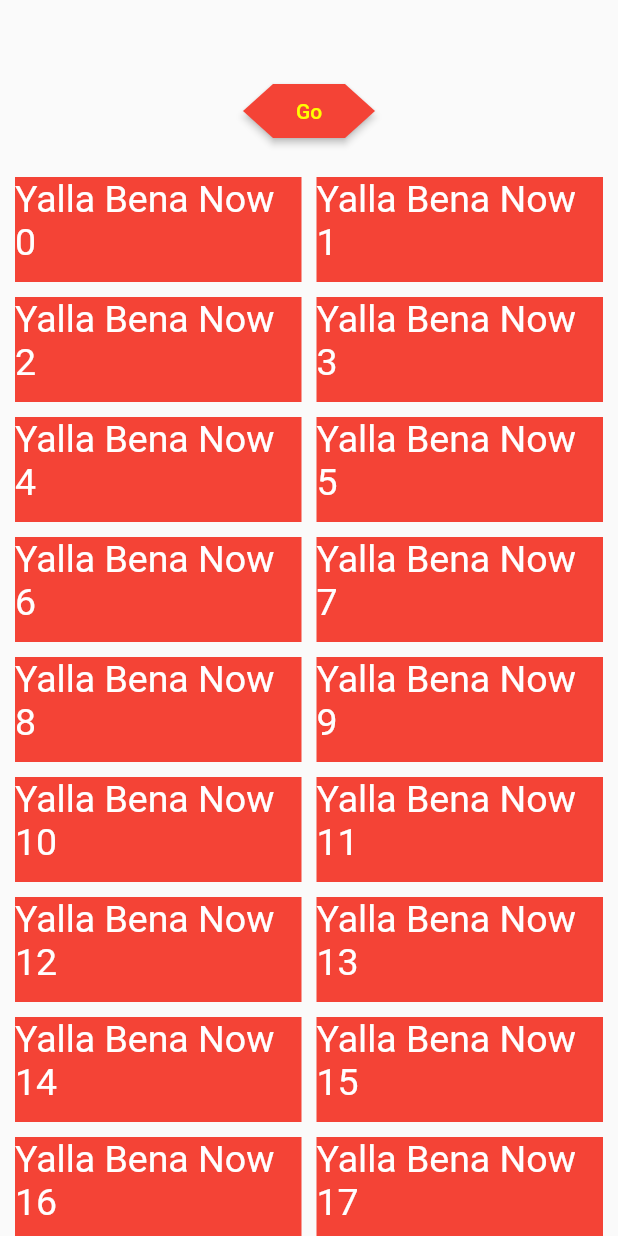
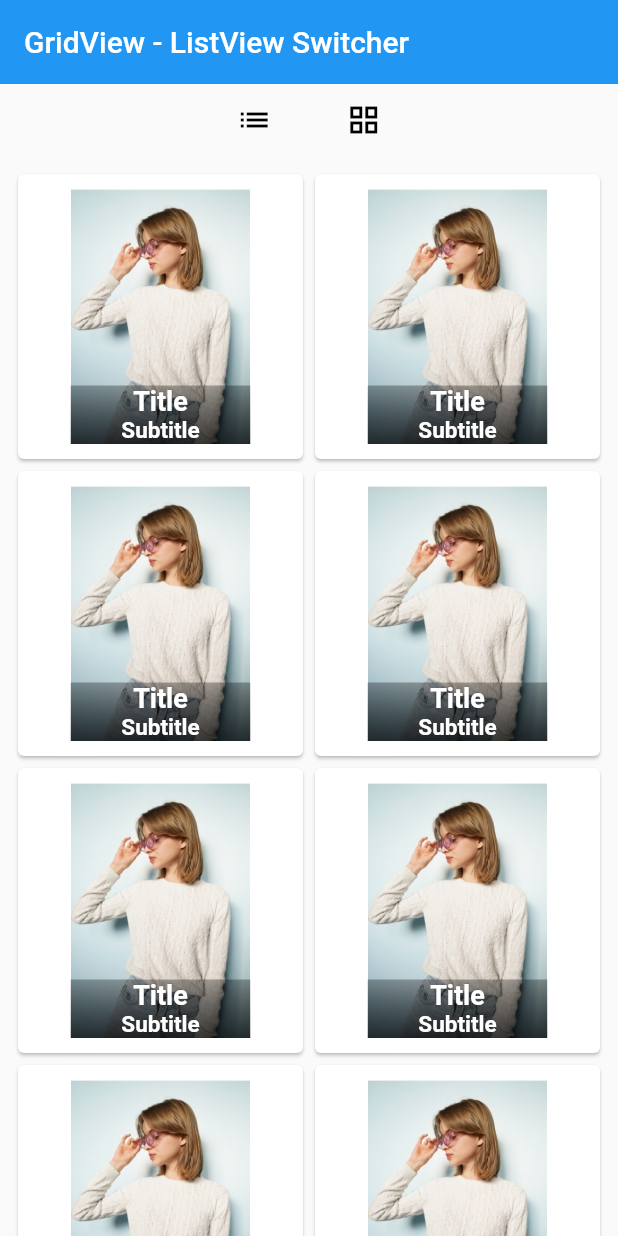
Before and after one commit to 14mohamedahmed/Animated-list-to-grid-view, a Flutter app: the screen it shows after launch, on a phone screen of 412 x 824 dp. Run offline on Flutter 3.47's test engine with Material 2 defaults, Android fonts, the phone set to English and light mode, and no system bars.

Commit message:
Enhance Animation Coding & Finished

```diff
--- a/lib/main.dart
+++ b/lib/main.dart
@@ -1,7 +1,4 @@
-import 'package:animated_switch_grid_list/home/home.dart';
 import 'package:flutter/material.dart';
-import 'package:flutter/rendering.dart';
-import 'package:flutter/scheduler.dart';
 
 void main() {
   runApp(const MyApp());
@@ -9,184 +6,180 @@ void main() {
 
 class MyApp extends StatelessWidget {
   const MyApp({Key? key}) : super(key: key);
+  static int view = 1;
 
-  // This widget is the root of your application.
   @override
   Widget build(BuildContext context) {
     return MaterialApp(
-      title: 'Flutter Demo',
+      title: 'Switch Animation',
       theme: ThemeData(
-        // This is the theme of your application.
-        //
-        // Try running your application with "flutter run". You'll see the
-        // application has a blue toolbar. Then, without quitting the app, try
-        // changing the primarySwatch below to Colors.green and then invoke
-        // "hot reload" (press "r" in the console where you ran "flutter run",
-        // or simply save your changes to "hot reload" in a Flutter IDE).
-        // Notice that the counter didn't reset back to zero; the application
-        // is not restarted.
         primarySwatch: Colors.blue,
+        brightness: Brightness.light,
       ),
-      home: Option1(context: context),
+      debugShowCheckedModeBanner: false,
+      home: const MyHomePage(),
     );
   }
 }
 
-class Option1 extends StatefulWidget {
-  final BuildContext context;
+class MyHomePage extends StatefulWidget {
+  const MyHomePage({Key? key}) : super(key: key);
 
-  const Option1({super.key, required this.context});
   @override
-  _Option1State createState() => _Option1State();
+  State<MyHomePage> createState() => _MyHomePageState();
 }
 
-class _Option1State extends State<Option1> with TickerProviderStateMixin {
-  Animation<double>? animationAfterIndex1YAxis;
-  Animation<double>? animationAfterindex1XAxis;
-  Animation<double>? animationIndexEventYAxis;
-  Animation<double>? animationTextPostitionLeftSideXAxis;
-  Animation<double>? animationTextPostitionRightSideYAxis;
-  Animation<Color?>? animateTextColor;
-  AnimationController? animationController;
-  final int multiplyIn = 2;
-  Size? screenSize;
-  bool isList = false;
-  bool isScreenLoaded = false;
-  _myFunction(context) {
-    screenSize = MediaQuery.of(context).size;
-    isScreenLoaded = false;
-    animationController = AnimationController(
-      vsync: this,
-      duration: Duration(seconds: 3),
-    );
-    animationAfterIndex1YAxis = Tween<double>(begin: 0, end: 80).animate(
-        // y=210
-        CurvedAnimation(
-            parent: animationController!, curve: Curves.easeInOutCubic))
-      ..addListener(() {
-        setState(() {});
-      });
-    animationAfterindex1XAxis =
-        Tween<double>(begin: 0, end: -screenSize!.width / 2 + 6).animate(
-            // x = -207
-            CurvedAnimation(
-                parent: animationController!, curve: Curves.easeInOutCubic))
-          ..addListener(() {
-            setState(() {});
-          });
-
-    animationIndexEventYAxis = Tween<double>(begin: 0, end: 80).animate(
-        // y = 210
-        CurvedAnimation(
-            parent: animationController!, curve: Curves.easeInOutCubic))
-      ..addListener(() {
-        setState(() {});
-      });
-    animationTextPostitionLeftSideXAxis = Tween<double>(
-            begin: 0, end: screenSize!.width / 21) // left to right by 210
-        .animate(CurvedAnimation(
-            parent: animationController!, curve: Curves.easeInOutCubic))
-      ..addListener(() {
-        setState(() {});
-      });
-
-    animationTextPostitionRightSideYAxis = Tween<double>(
-            begin: 0, end: screenSize!.height * 80) //top to bottom by 210
-        .animate(CurvedAnimation(
-            parent: animationController!, curve: Curves.easeInOutCubic))
-      ..addListener(() {
-        setState(() {});
-      });
-    animateTextColor = ColorTween(begin: Colors.white, end: Colors.black)
-        .animate(CurvedAnimation(
-            parent: animationController!, curve: Curves.easeInOutCubic));
-    setState(() {
-      isScreenLoaded = true;
-    });
-  }
-
-  @override
-  void initState() {
-    // TODO: implement initState
-    super.initState();
-    WidgetsBinding.instance.addPostFrameCallback((_) => _myFunction(context));
-  }
+class _MyHomePageState extends State<MyHomePage> {
 
   @override
   Widget build(BuildContext context) {
     return Scaffold(
+      appBar: AppBar(
+        title: const Text('GridView - ListView Switcher'),
+        elevation: 0.0,
+      ),
       body: Column(
         children: [
-          SizedBox(
-            height: 50.0,
-          ),
-          Align(
-            child: RaisedButton(
+          Row(
+            mainAxisAlignment: MainAxisAlignment.center,
+            children: [
+              IconButton(
                 onPressed: () {
-                isList = !isList;
-                setState(() {});
-                if (!animationController!.isCompleted)
-                  animationController!.forward();
-                else
-                  animationController!.reverse();
+                  MyApp.view = 2;
+                  Navigator.of(context)
+                      .pushReplacement(_createRoute(const MyHomePage()));
                 },
-              child: Text('Go'),
-              color: Colors.red,
-              textColor: Colors.yellowAccent,
-              shape: BeveledRectangleBorder(
-                  borderRadius: BorderRadius.all(Radius.circular(20))),
+                icon: const Icon(
+                  Icons.list,
+                  color: Colors.black,
                 ),
               ),
-          isScreenLoaded == false
-              ? Container()
-              : Expanded(
-                  child: GridView.builder(
-                    padding: const EdgeInsets.symmetric(
-                        horizontal: 10.0, vertical: 20.0),
-                    shrinkWrap: true,
-                    gridDelegate: SliverGridDelegateWithFixedCrossAxisCount(
-                      crossAxisCount: animationController!.isCompleted ? 1 : 2,
-                      crossAxisSpacing: 10,
-                      mainAxisSpacing: 10.0,
-                      mainAxisExtent: 70,
-                    ),
-                    itemCount: 20,
-                    itemBuilder: (context, index) => Transform.translate(
-                      offset: animationController!.isCompleted
-                          ? const Offset(0, 0)
-                          : index != 0
-                              ? index.isOdd
-                                  ? index > 1
-                                      ? Offset(
-                                          animationAfterindex1XAxis!.value,
-                                          animationAfterIndex1YAxis!.value *
-                                              (index - 1) ) // every
-                                      : Offset(animationAfterindex1XAxis!.value,
-                                          animationAfterIndex1YAxis!.value)
-                                  : index > 2
-                                      ? Offset(
-                                          0,
-                                          animationIndexEventYAxis!.value *
-                                              (index / 2))
-                                      : Offset(
-                                          0, animationIndexEventYAxis!.value)
-                              : const Offset(0, 0),
-                      child: animationController!.isCompleted
-                          ? Row(
-                              children: [
-                                Expanded(
-                                    child: Container(
-                                        margin: EdgeInsets.only(right: 5),
-                                        child: buildCard(index))),
-                                Expanded(
-                                  child: Visibility(
-                                    visible: false,
-                                    child: Container(),
+              const SizedBox(width: 25),
+              IconButton(
+                onPressed: () {
+                  MyApp.view = 1;
+                  Navigator.of(context)
+                      .pushReplacement(_createRoute(const MyHomePage()));
+                },
+                icon: const Icon(
+                  Icons.grid_view_outlined,
+                  color: Colors.black,
                 ),
               ),
             ],
+          ),
+          Expanded(
+            child: (MyApp.view == 2)
+                ? ListView.builder(
+                    itemCount: 12,
+                    itemBuilder: (context, index) => Hero(
+                      tag: index,
+                      child: Card(
+                        child: Container(
+                          height: 290,
+                          decoration: BoxDecoration(
+                              borderRadius: BorderRadius.circular(20)),
+                          margin: const EdgeInsets.all(5),
+                          padding: const EdgeInsets.all(5),
+                          child: Stack(
+                            children: [
+                              Column(
+                                crossAxisAlignment: CrossAxisAlignment.stretch,
+                                children: [
+                                  Expanded(
+                                    child: Image.asset(
+                                      'assets/img-1.jpg',
+                                      fit: BoxFit.fill,
+                                    ),
+                                  ),
+                                  const Text(
+                                    'Title',
+                                    style: TextStyle(
+                                      fontSize: 18,
+                                      fontWeight: FontWeight.bold,
+                                      color: Colors.black,
+                                    ),
+                                  ),
+                                  const Text(
+                                    'Subtitle',
+                                    style: TextStyle(
+                                      fontWeight: FontWeight.bold,
+                                      fontSize: 15,
+                                      color: Colors.black,
+                                    ),
                                   )
-                          : buildCard(index),
+                                ],
+                              ),
+                            ],
+                          ),
+                        ),
+                      ),
+                    ),
+                  )
+                : GridView.builder(
+                    itemCount: 12,
+                    physics: const PageScrollPhysics(),
+                    gridDelegate:
+                        const SliverGridDelegateWithFixedCrossAxisCount(
+                            crossAxisCount: 2),
+                    padding: const EdgeInsets.all(8.0),
+                    itemBuilder: (context, index) => Hero(
+                      tag: index,
+                      child: Card(
+                        child: Container(
+                          height: 290,
+                          decoration: BoxDecoration(
+                              borderRadius: BorderRadius.circular(20)),
+                          margin: const EdgeInsets.all(5),
+                          padding: const EdgeInsets.all(5),
+                          alignment: Alignment.center,
+                          child: Stack(
+                            children: [
+                              Image.asset(
+                                'assets/img.jpg',
+                                fit: BoxFit.fill,
+                              ),
+                              Positioned(
+                                bottom: 0,
+                                left: 0,
+                                right: 0,
+                                child: Container(
+                                  decoration: BoxDecoration(
+                                      gradient: LinearGradient(
+                                          colors: [
+                                        Colors.black.withOpacity(0.7),
+                                        Colors.black.withOpacity(0.3)
+                                      ],
+                                          begin: Alignment.bottomCenter,
+                                          end: Alignment.topCenter)),
+                                  child: Column(
+                                    mainAxisAlignment: MainAxisAlignment.end,
+                                    mainAxisSize: MainAxisSize.min,
+                                    children: const [
+                                      Text(
+                                        'Title',
+                                        style: TextStyle(
+                                          fontSize: 18,
+                                          fontWeight: FontWeight.bold,
+                                          color: Colors.white,
+                                        ),
+                                      ),
+                                      Text(
+                                        'Subtitle',
+                                        style: TextStyle(
+                                          fontWeight: FontWeight.bold,
+                                          fontSize: 15,
+                                          color: Colors.white,
+                                        ),
+                                      )
+                                    ],
+                                  ),
+                                ),
+                              ),
+                            ],
+                          ),
+                        ),
+                      ),
                     ),
                   ),
           ),
@@ -194,32 +187,24 @@ class _Option1State extends State<Option1> with TickerProviderStateMixin {
       ),
     );
   }
-
-  @override
-  void dispose() {
-    animationController!.dispose();
-    super.dispose();
 }
 
-  Widget buildCard(index) {
-    return GestureDetector(
-      onTap: () {},
-      child: Container(
-        height: 80,
-        decoration: const BoxDecoration(
-          color: Colors.red,
-        ),
-        child: Transform.translate(
-          offset: Offset(animationTextPostitionLeftSideXAxis!.value, 0),
-          child: Text(
-            "Yalla Bena Now $index",
-            style: TextStyle(
-              fontSize: 25,
-              color: animateTextColor!.value,
-            ),
-          ),
-        ),
-      ),
+Route _createRoute(Widget destination) {
+  return PageRouteBuilder(
+    pageBuilder: (BuildContext context, Animation<double> animation,
+            Animation<double> secondaryAnimation) =>
+        destination,
+    transitionDuration: const Duration(milliseconds: 1200),
+    reverseTransitionDuration: const Duration(milliseconds: 1200),
+    transitionsBuilder: (BuildContext context, Animation<double> animation,
+        Animation<double> secondaryAnimation, Widget child) {
+      return FadeTransition(
+        opacity: CurvedAnimation(
+            parent: animation,
+            curve: Curves.easeOutCirc,
+            reverseCurve: Curves.easeOutCirc.flipped),
+        child: child,
+      );
+    },
   );
 }
-}
--- a/pubspec.yaml
+++ b/pubspec.yaml
@@ -59,8 +59,8 @@ flutter:
   uses-material-design: true
 
   # To add assets to your application, add an assets section, like this:
-  # assets:
-  #   - images/a_dot_burr.jpeg
+  assets:
+    - assets/
   #   - images/a_dot_ham.jpeg
 
   # An image asset can refer to one or more resolution-specific "variants", see
```
Also changed, not shown: lib/home/home.dart (deleted, +0 -56 lines), lib/home/widgets/grid_widget.dart (deleted, +0 -44 lines), lib/home/widgets/list_widget.dart (deleted, +0 -34 lines), lib/locator.dart (deleted, +0 -8 lines), lib/screen_sizes.dart (deleted, +0 -10 lines), assets/img-1.jpg (added), assets/img.jpg (added). Lines whose indentation alone changed are shown as unchanged.
